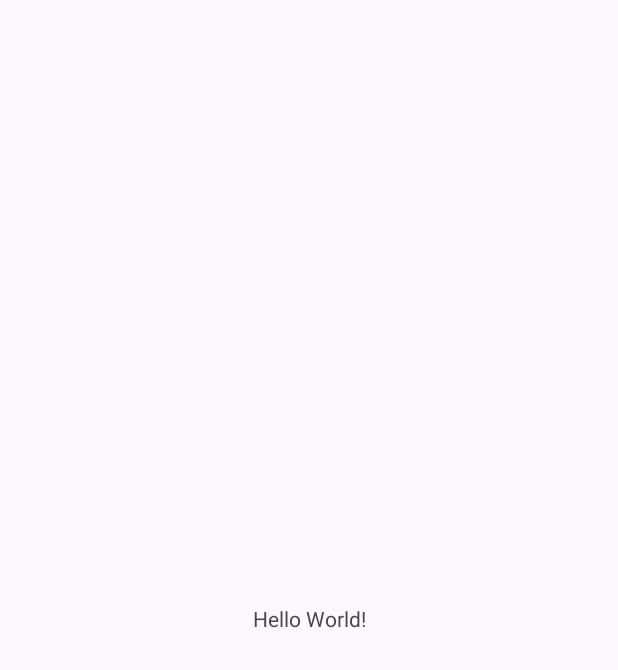
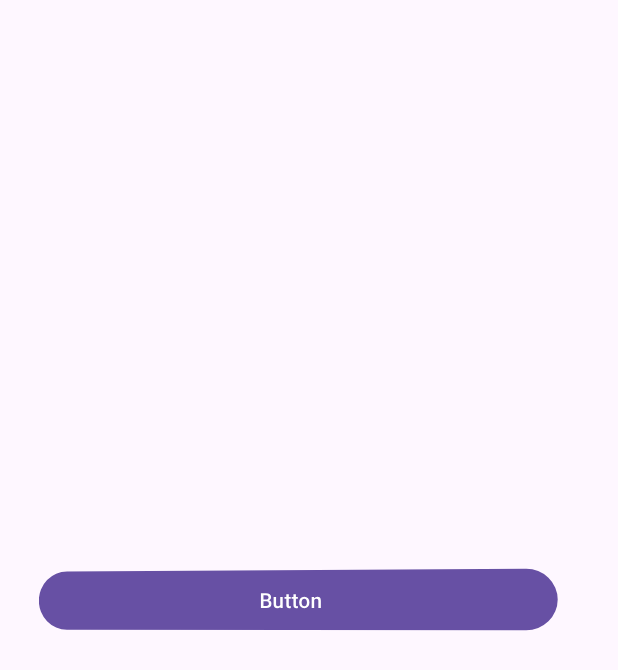
Before and after one commit to Samantha-Doria-blk5/Samantha-Doria-blk5-activity1, an Android app: the screen it shows after launch (MainActivity), on a phone screen of 412 x 824 dp. Before the commit the part shown is almost empty. Shown: the top 670 px of the screen. Run offline under Robolectric (Android 15) with nearby library versions, the phone set to English and light mode, and no system bars.

Commit message:
second commit

```diff
--- a/app/src/main/res/layout/activity_main.xml
+++ b/app/src/main/res/layout/activity_main.xml
@@ -4,15 +4,17 @@
     xmlns:tools="http://schemas.android.com/tools"
     android:layout_width="match_parent"
     android:layout_height="match_parent"
+    android:rotationY="-4"
     tools:context=".MainActivity">
 
-    <TextView
-        android:layout_width="wrap_content"
-        android:layout_height="wrap_content"
-        android:text="Hello World!"
-        app:layout_constraintBottom_toBottomOf="parent"
+    <Button
+        android:id="@+id/button"
+        android:layout_width="348dp"
+        android:layout_height="0dp"
+        android:layout_marginTop="376dp"
+        android:text="Button"
         app:layout_constraintEnd_toEndOf="parent"
+        app:layout_constraintHorizontal_bias="0.303"
         app:layout_constraintStart_toStartOf="parent"
         app:layout_constraintTop_toTopOf="parent" />
-
 </androidx.constraintlayout.widget.ConstraintLayout>
```
